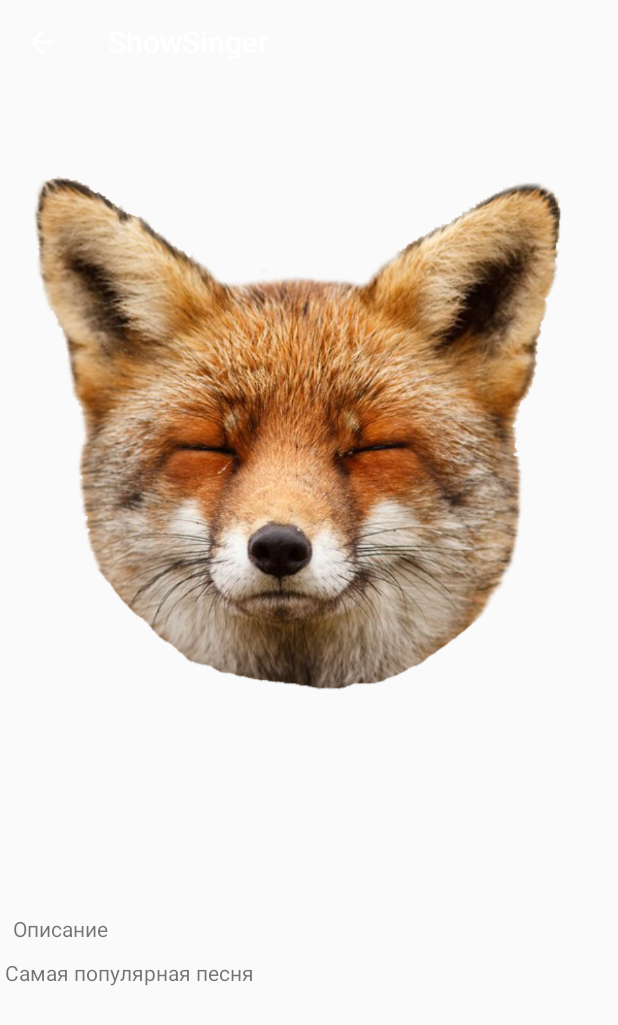
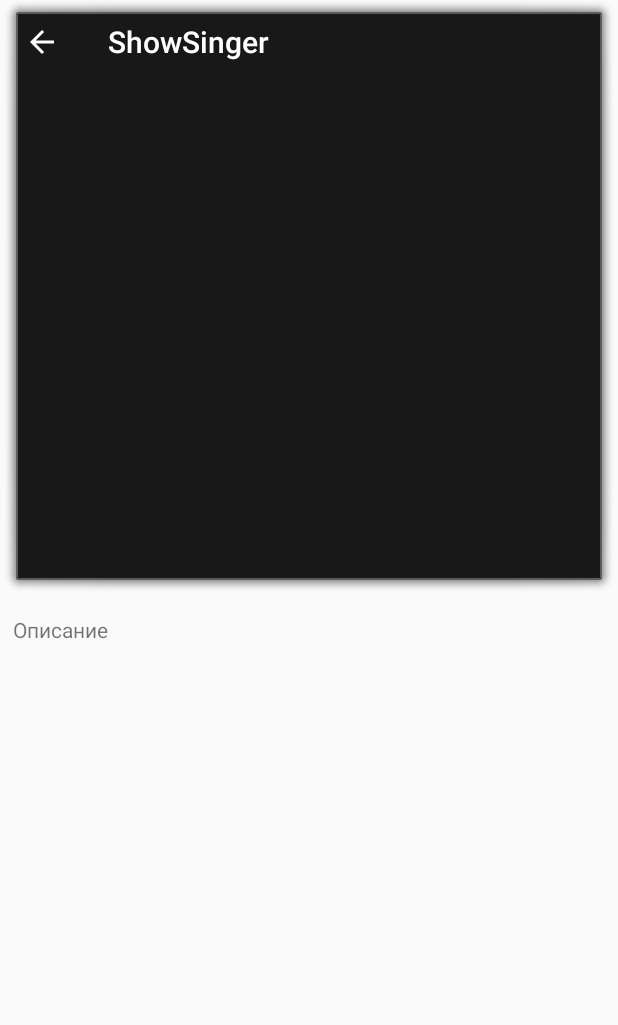
Before and after one commit to bluberryfox/AndroidSchool, an Android app: the SingerInfoActivity screen opened directly, with no data from a screen before it, on a phone screen of 412 x 824 dp. Shown: the top 1025 px of the screen. Run offline under Robolectric (Android 15) with nearby library versions, the phone set to English and light mode, and no system bars; libraries missing offline, so code that uses them is left out: kotlin.coroutines.experimental, kotlinx.coroutines.experimental; pictures from the network do not load; 1 statement that could not run was skipped.

Commit message:
fixed bugs with interfaces

```diff
--- a/ShowSinger/app/src/main/java/app/bluberryfox/showsinger/App.kt
+++ b/ShowSinger/app/src/main/java/app/bluberryfox/showsinger/App.kt
@@ -2,7 +2,6 @@ package app.bluberryfox.showsinger
 
 import android.app.Application
 import android.arch.persistence.room.Room
-import android.content.Context
 
 /**
  * Created by user on 27.03.2018.
@@ -10,7 +9,6 @@ import android.content.Context
 class App: Application(){
 
     lateinit var database: Database
-    val context: Context = applicationContext
 
     override fun onCreate() {
         super.onCreate()
--- a/ShowSinger/app/src/main/java/app/bluberryfox/showsinger/ui/main/allsingers/AllSingersPresenter.kt
+++ b/ShowSinger/app/src/main/java/app/bluberryfox/showsinger/ui/main/allsingers/AllSingersPresenter.kt
@@ -17,7 +17,6 @@ class AllSingersPresenter(var context: Context) : AllSingersContract.Presenter {
 
     override fun loadSingers() {
         launch(UI) {
-            singerView?.showProgress()
             if (networkManager.isConnectedToInternet == true) {
                 val job = dataLoader.loadDataAsync(Constants.URL)
                 singerView?.loadSingers(job.await())
--- a/ShowSinger/app/src/main/java/app/bluberryfox/showsinger/ui/singerinfo/SingerInfoActivity.kt
+++ b/ShowSinger/app/src/main/java/app/bluberryfox/showsinger/ui/singerinfo/SingerInfoActivity.kt
@@ -15,9 +15,6 @@ import com.bumptech.glide.Glide
  * Created by user on 08.03.2018.
  */
 class SingerInfoActivity: AppCompatActivity(), SingerInfoContract.View{
-//    override fun hideProgress() {
-//        TODO("not implemented") //To change body of created functions use File | Settings | File Templates.
-//    }
 
     override fun getId():Int {
         return intent.getIntExtra("id", 0)
@@ -59,6 +56,4 @@ class SingerInfoActivity: AppCompatActivity(), SingerInfoContract.View{
         super.onDestroy()
     }
 
-//    override fun showProgress() {
-//    }
 }
--- a/ShowSinger/app/src/main/java/app/bluberryfox/showsinger/ui/singerinfo/SingerInfoContract.kt
+++ b/ShowSinger/app/src/main/java/app/bluberryfox/showsinger/ui/singerinfo/SingerInfoContract.kt
@@ -9,8 +9,6 @@ import app.bluberryfox.showsinger.data.SingerInfo
  */
 interface SingerInfoContract{
     interface View:BaseView<Presenter>{
-//        fun showProgress()
-//        fun hideProgress()
         fun showSingerInfo(singer: SingerInfo)
         fun getId():Int
 
--- a/ShowSinger/app/src/main/java/app/bluberryfox/showsinger/ui/singerinfo/SingerInfoPresenter.kt
+++ b/ShowSinger/app/src/main/java/app/bluberryfox/showsinger/ui/singerinfo/SingerInfoPresenter.kt
@@ -22,10 +22,8 @@ class SingerInfoPresenter:SingerInfoContract.Presenter{
 
     override fun loadSingerInfo() {
             launch(UI) {
-//                singerInfoView?.showProgress()
                 val job = dataLoader.loadSingerInfoAsync(Constants.URL, singerInfoView?.getId()?.minus(1)!!)
                 singerInfoView?.showSingerInfo(job.await())
-//                singerInfoView?.hideProgress()
             }
         }
     }
--- a/ShowSinger/app/src/main/res/layout/singer_info.xml
+++ b/ShowSinger/app/src/main/res/layout/singer_info.xml
@@ -16,11 +16,11 @@
             <ImageView
                 android:id="@+id/imageView"
                 android:layout_width="match_parent"
-                android:layout_height="match_parent"
+                android:layout_height="400dp"
                 android:layout_alignParentLeft="true"
                 android:layout_alignParentTop="true"
-                android:scaleType="fitCenter"
-                android:src="@drawable/fox"/>
+                android:scaleType="fitXY"
+                android:src="@android:drawable/alert_dark_frame"/>
 
             <TextView
                 android:id="@+id/description"
@@ -38,10 +38,7 @@
                 android:layout_height="wrap_content"
                 android:paddingLeft="3dp"
                 android:paddingRight="3dp"
-                android:layout_marginTop="10dp"
-                android:text="Самая популярная песня" />
-
-
+                android:layout_marginTop="10dp" />
 
 
         </LinearLayout>
```
Also changed, not shown: ShowSinger/app/src/main/java/app/bluberryfox/showsinger/ui/main/allsingers/AllSingersFragment.kt (+4 -3 lines).
